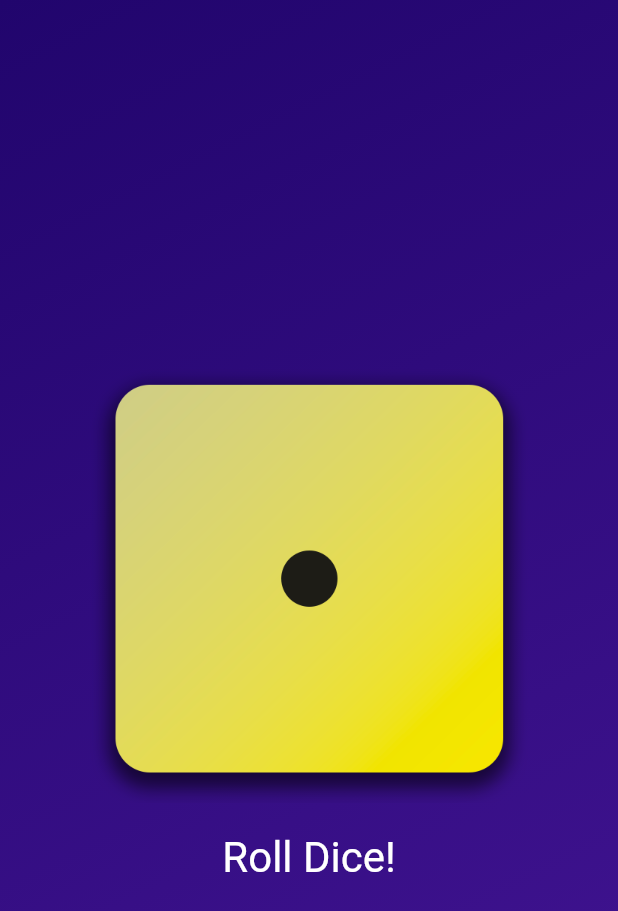
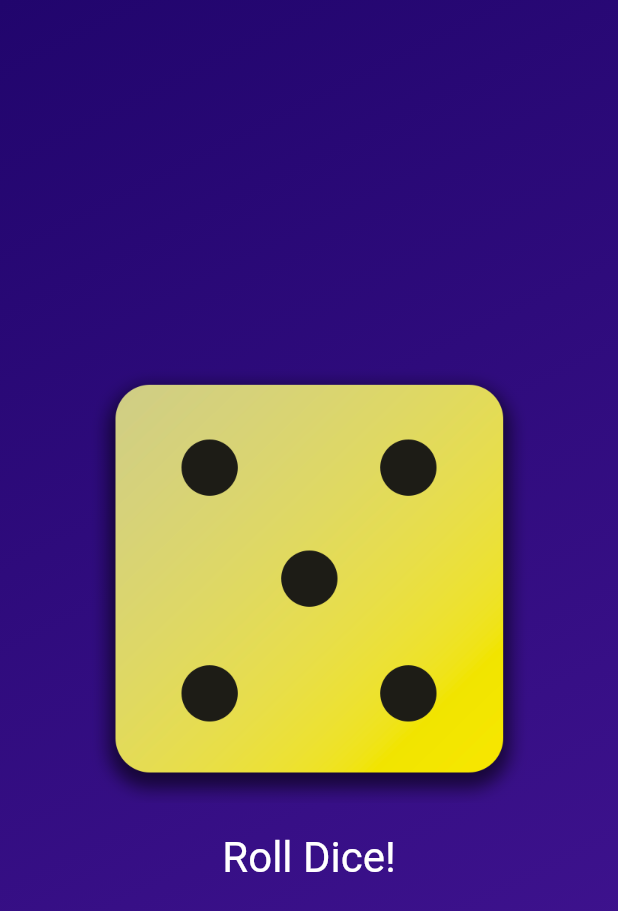
Before and after one commit to hishamthajudheen/diceRoller, a Flutter app: the screen it shows after launch, after a tap on "Roll Dice!", on a phone screen of 412 x 824 dp. Shown: the top 911 px of the screen. Run offline on Flutter 3.47's test engine with Material 2 defaults, Android fonts, the phone set to English and light mode, and no system bars.

Commit message:
second commit

```diff
--- a/lib/dice_roller.dart
+++ b/lib/dice_roller.dart
@@ -1,4 +1,5 @@
 import 'package:flutter/material.dart';
+import 'dart:math';
 
 class DiceRoller extends StatefulWidget {
   const DiceRoller({super.key});
@@ -12,7 +13,10 @@
   var activeDiceImage = 'assets/images/dice-1.png';
 
   void rollDice() {
-    activeDiceImage = 'assets/images/dice-4.png';
+    var diceRoll = Random().nextInt(6) + 1;
+    setState(() {
+      activeDiceImage = 'assets/images/dice-$diceRoll.png';
+    });
   }
 
   @override
```
